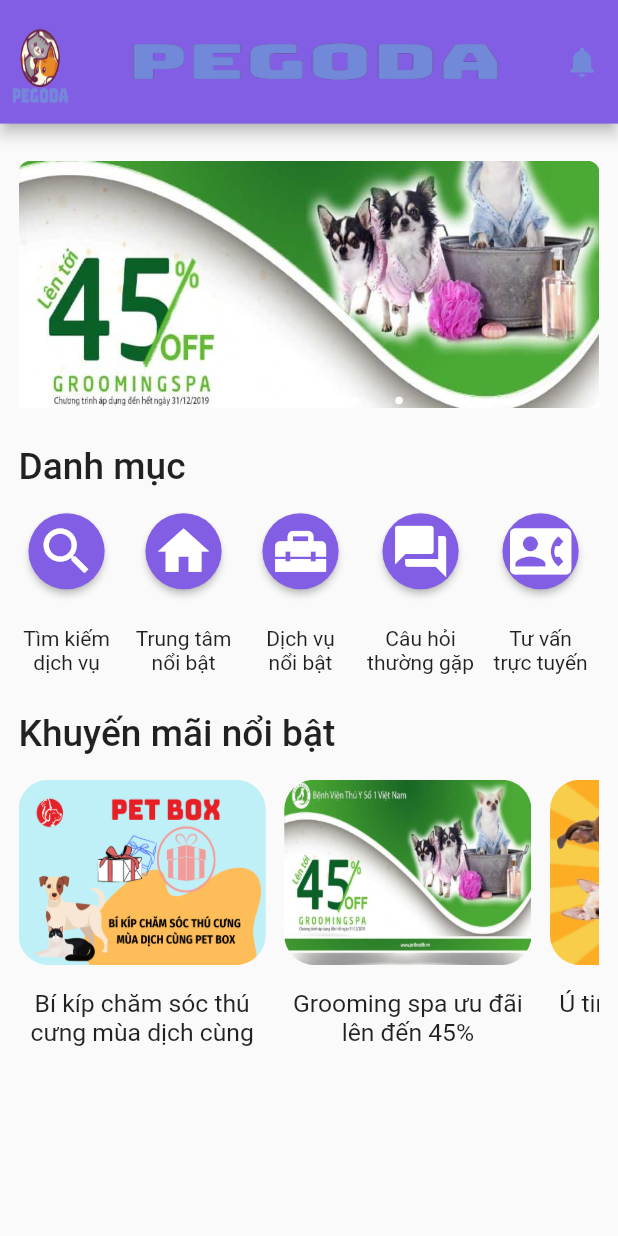
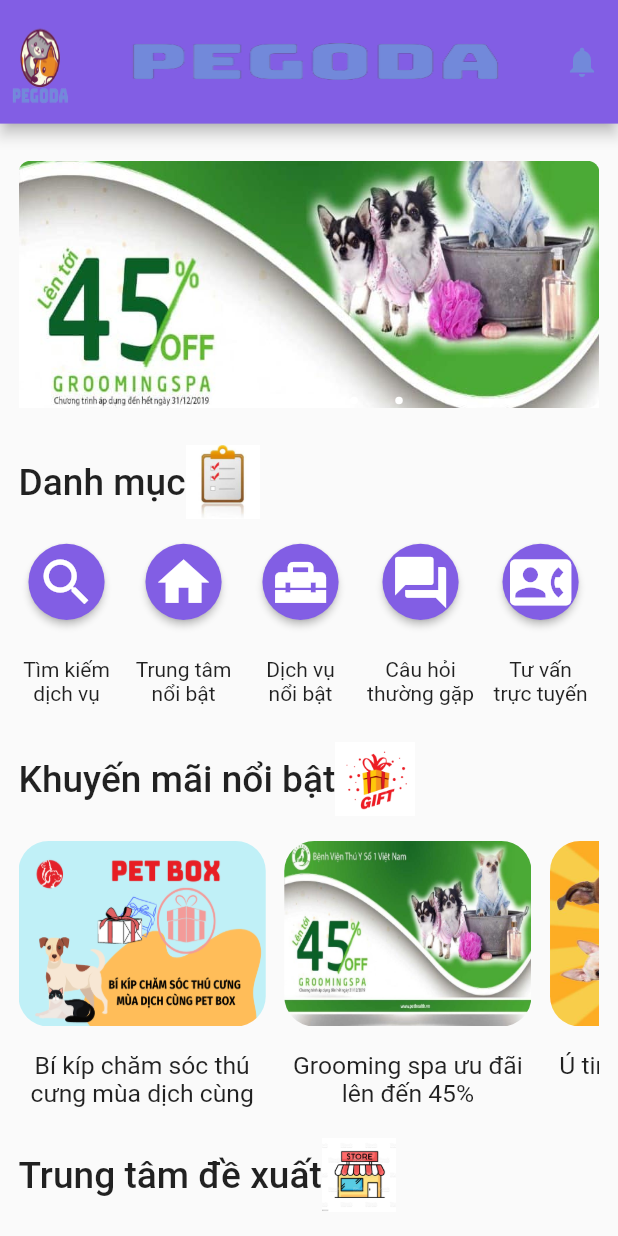
Before and after one commit to khanhpl/Pegoda, a Flutter app: the CusHomeScreen screen opened directly, on a phone screen of 412 x 824 dp. Run offline on Flutter 3.47's test engine with Material 2 defaults, Android fonts, the phone set to English and light mode, and no system bars; drawn by our look-alikes of carousel_pro; our stand-ins replace convex_bottom_bar, flutter_rating_bar, image_picker.

Commit message:
23/2 trungtamdexuat

```diff
--- /dev/null
+++ b/Pegoda Mobile/Pegoda/lib/MyLib/class/PetcarePlace.dart
@@ -0,0 +1,39 @@
+class PetcareSystem {
+  String name;
+  String address;
+  String imageUrl;
+
+  PetcareSystem(
+    this.name,
+    this.address,
+    this.imageUrl,
+  );
+
+  static List<PetcareSystem> samples = [
+    PetcareSystem(
+      'Happy Pet Care',
+      '421 Hồng Bàng, Phường 14, Quận 5',
+      'assets/cus/main_screen/happyPetcare.png',
+    ),
+    PetcareSystem(
+      'Dog Paradise',
+      '313 Hoàng Diệu, Phường 6, Quận 4',
+      'assets/cus/main_screen/DogParadise.png',
+    ),
+    PetcareSystem(
+      'Pet Mart',
+      '244 Khánh Hội, Phường 6, Quận 5',
+      'assets/cus/main_screen/petmart.png',
+    ),
+    PetcareSystem(
+      'Siêu thị thú cưng Petcity ',
+      '250/3 Lý Chính Thắng, Quận 3 ',
+      'assets/cus/main_screen/petcity.jpg',
+    ),
+    PetcareSystem(
+      'Petsaigon',
+      '285/55 Cách Mạng Tháng 8, P.12, Q.10',
+      'assets/cus/main_screen/petsaigon.png',
+    ),
+  ];
+}
--- a/Pegoda Mobile/Pegoda/lib/screens/customer/cus_main/cus_home_screen.dart
+++ b/Pegoda Mobile/Pegoda/lib/screens/customer/cus_main/cus_home_screen.dart
@@ -1,10 +1,12 @@
-
 import 'package:flutter/material.dart';
+import 'package:pegoda/MyLib/class/PetcarePlace.dart';
 import 'package:pegoda/MyLib/class/coupon.dart';
 import 'package:pegoda/screens/customer/cus_main/show_coupon_on_home_screen.dart';
 import 'package:pegoda/screens/customer/cus_main/up_nav_bar.dart';
 import '../../../MyLib/constants.dart' as Constants;
+import 'package:pegoda/screens/customer/cus_main/PetCare.dart';
 import 'package:carousel_pro/carousel_pro.dart';
+import 'package:pegoda/MyLib/class/PetcarePlace.dart';
 
 class CusHomeScreen extends StatefulWidget {
   @override
@@ -41,8 +43,8 @@
       appBar: UpAppBar(context),
       body: Material(
         child: Container(
-          padding: EdgeInsets.fromLTRB(_pageWidth * 0.03, 0,
-              _pageWidth * 0.03, 0),
+          padding:
+              EdgeInsets.fromLTRB(_pageWidth * 0.03, 0, _pageWidth * 0.03, 0),
           child: SingleChildScrollView(
             scrollDirection: Axis.vertical,
             // physics: ClampingScrollPhysics(),
@@ -50,7 +52,7 @@
               mainAxisAlignment: MainAxisAlignment.start,
               crossAxisAlignment: CrossAxisAlignment.start,
               children: [
-                SizedBox(height: _pageHeight*0.03),
+                SizedBox(height: _pageHeight * 0.03),
                 //slide
                 Container(
                   height: _pageHeight * 0.2,
@@ -66,6 +68,7 @@
 
                 //danh mục
                 SizedBox(height: _pageHeight * 0.03),
+                Row(children: [
                   Container(
                     child: Text(
                       'Danh mục',
@@ -76,6 +79,11 @@
                       ),
                     ),
                   ),
+                  Image(
+                    image: AssetImage('assets/cus/main_screen/danhmuc.jpg'),
+                    height: _pageHeight * 0.06,
+                  )
+                ]),
                 SizedBox(height: _pageHeight * 0.02),
                 SingleChildScrollView(
                   scrollDirection: Axis.horizontal,
@@ -236,13 +244,13 @@
                           ),
                         ],
                       ),
-
                     ],
                   ),
                 ),
 
                 //khuyến mãi
                 SizedBox(height: _pageHeight * 0.03),
+                Row(children: [
                   Container(
                     child: Text(
                       'Khuyến mãi nổi bật',
@@ -253,9 +261,14 @@
                       ),
                     ),
                   ),
+                  Image(
+                    image: AssetImage('assets/cus/main_screen/khuyenmai.png'),
+                    height: _pageHeight * 0.06,
+                  )
+                ]),
                 SizedBox(height: _pageHeight * 0.02),
                 Container(
-                  height: _pageHeight*0.22,
+                  height: _pageHeight * 0.22,
                   child: ListView.separated(
                     // physics: NeverScrollableScrollPhysics(),
                     // shrinkWrap: true,
@@ -271,6 +284,50 @@
                 ),
 
                 SizedBox(height: _pageHeight * 0.02),
+                Row(children: [
+                  Container(
+                    child: Text(
+                      'Trung tâm đề xuất',
+                      textAlign: TextAlign.left,
+                      style: TextStyle(
+                        fontSize: _pageHeight * 0.03,
+                        fontWeight: FontWeight.w500,
+                      ),
+                    ),
+                  ),
+                  Image(
+                    image: AssetImage('assets/cus/main_screen/store.jpg'),
+                    height: _pageHeight * 0.06,
+                  )
+                ]),
+                SizedBox(height: _pageHeight * 0.02),
+                Container(
+                  height: _pageHeight * 0.22,
+                  child: ListView.separated(
+                    // physics: NeverScrollableScrollPhysics(),
+                    // shrinkWrap: true,
+                    scrollDirection: Axis.horizontal,
+                    itemCount: PetcareSystem.samples.length,
+                    separatorBuilder: (BuildContext context, int index) {
+                      return SizedBox(width: _pageWidth * 0.03);
+                    },
+                    itemBuilder: (BuildContext context, int index) {
+                      return Petcare(
+                          petcareSystem: PetcareSystem.samples[index]);
+                    },
+                  ),
+                ),
+                SizedBox(height: _pageHeight * 0.02),
+                Container(
+                  child: Text(
+                    'Dịch vụ đề xuất',
+                    textAlign: TextAlign.left,
+                    style: TextStyle(
+                      fontSize: _pageHeight * 0.03,
+                      fontWeight: FontWeight.w500,
+                    ),
+                  ),
+                ),
               ],
             ),
           ),
--- a/Pegoda Mobile/Pegoda/pubspec.yaml
+++ b/Pegoda Mobile/Pegoda/pubspec.yaml
@@ -38,6 +38,7 @@
   carousel_pro: ^1.0.0
   flutter_rating_bar: ^4.0.0
   image_picker: ^0.8.4+4
+  url_launcher: ^6.0.20
 
 dev_dependencies:
   flutter_test:
```
Also changed, not shown: Pegoda Mobile/Pegoda/lib/screens/customer/cus_main/PetCare.dart (added, +62 -0 lines), Pegoda Mobile/Pegoda/assets/cus/main_screen/DogParadise.png (added), Pegoda Mobile/Pegoda/assets/cus/main_screen/danhmuc.jpg (added), Pegoda Mobile/Pegoda/assets/cus/main_screen/happyPetcare.png (added), Pegoda Mobile/Pegoda/assets/cus/main_screen/khuyenmai.png (added), Pegoda Mobile/Pegoda/assets/cus/main_screen/petcity.jpg (added), Pegoda Mobile/Pegoda/assets/cus/main_screen/petmart.png (added), Pegoda Mobile/Pegoda/assets/cus/main_screen/petsaigon.png (added), Pegoda Mobile/Pegoda/assets/cus/main_screen/store.jpg (added), Pegoda Mobile/Pegoda/pubspec.lock. Lines whose indentation alone changed are shown as unchanged.
